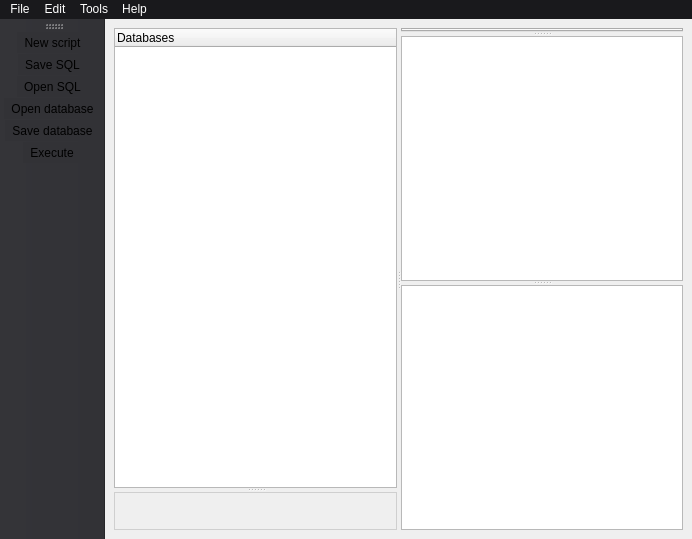
Above: mainwindow.ui from anachuri/dbmsClient before the change. Below: the same form after it.
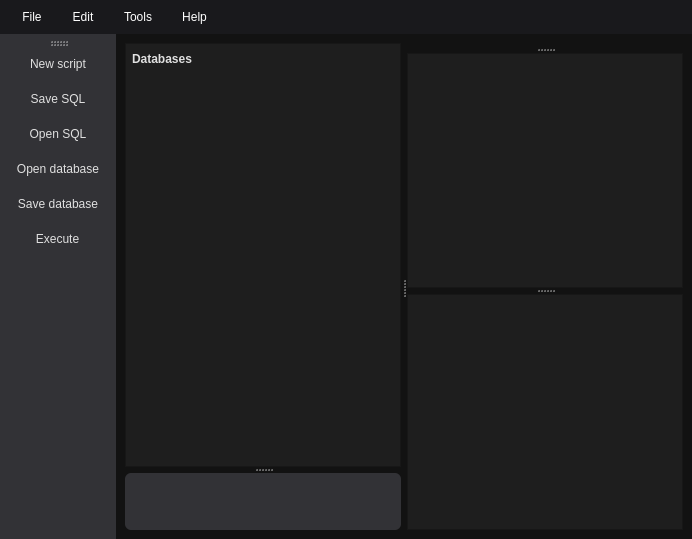
That is the form after the change. Icons and pictures are not drawn.

Commit message: agrego estilos css

```diff
--- a/mainwindow.ui
+++ b/mainwindow.ui
@@ -17,6 +17,239 @@
    <iconset resource="resources.qrc">
     <normaloff>:/img/database.png</normaloff>:/img/database.png</iconset>
   </property>
+  <property name="styleSheet">
+   <string notr="true">
+ /*==========================
+   BASE
+   ========================== */
+QMainWindow {
+  /* background-color: #121212;*/
+    color: #E0E0E0;
+    font-family: &quot;Roboto&quot;, &quot;Segoe UI&quot;, sans-serif;
+    font-size: 13px;
+}
+
+QWidget {
+    background-color: #121212;
+    color: #E0E0E0;
+}
+
+/* ==========================
+   MENU BAR
+   ========================== */
+QMenuBar {
+    background-color: #1E1E1E;
+    padding: 4px;
+}
+
+QMenuBar::item {
+    background: transparent;
+    padding: 6px 12px;
+}
+
+QMenuBar::item:selected {
+    background-color: #2C2C2C; /*cambiar color*/
+    border-radius: 4px;
+}
+
+QMenu {
+    background-color: #1E1E1E;
+    border: 1px solid #333;
+}
+
+QMenu::item {
+	padding-left:5px;
+    padding: 8px
+}
+QMenu::item:selected {
+    background-color: #3700B3;
+    color: white;
+}
+
+/* ==========================
+   TOOLBAR
+   ========================== */
+QToolBar {
+    background-color: #1E1E1E;
+    border: none;
+    spacing: 6px;
+    padding: 6px;
+}
+
+QToolButton {
+    background-color: transparent;
+    border-radius: 8px;
+    padding: 6px;
+}
+
+QToolButton:hover {
+    background-color: #2C2C2C;
+}
+
+QToolButton:pressed {
+    background-color: #3700B3;
+}
+
+/* ==========================
+   SPLITTER
+   ========================== */
+QSplitter::handle {
+    
+}
+
+QSplitter::handle:horizontal {
+    width: 6px;
+}
+
+QSplitter::handle:vertical {
+    height: 6px;
+}
+
+QSplitter::handle:hover {
+    background-color: #3700B3;
+}
+
+/* ==========================
+   TREE WIDGET (Databases)
+   ========================== */
+QTreeWidget {
+    background-color: #1E1E1E;
+    selection-background-color: transparent;
+   /* selection-color: #E0E0E0;*/
+    outline: 0;
+}
+
+QTreeWidget::item {
+    padding: 6px;
+    border-radius: 6px;
+}
+
+/* Selección */
+QTreeWidget::item:selected,
+QTreeWidget::item:!active:selected {
+    background: transparent;
+    /*color: #E0E0E0;*/
+}
+
+/* Hover */
+QTreeWidget::item:hover {
+    background: transparent;
+}
+
+/* Expandido */
+QTreeWidget::item:has-children:open {
+    background: transparent;
+}
+
+/* Rama (MUY IMPORTANTE) 
+QTreeWidget::branch:selected,
+QTreeWidget::branch:!active:selected {
+    background: transparent;
+}*/
+
+QHeaderView::section {
+    background-color: #1E1E1E;
+    border: none;
+    padding: 6px;
+    font-weight: bold;
+}
+/* ==========================
+   TAB WIDGET
+   ========================== */
+QTabWidget::pane {
+    
+    background-color: #121212;
+}
+
+QTabBar::tab {
+    background-color: #1E1E1E;
+    padding: 8px 14px;
+    margin-right: 2px;
+    border-top-left-radius: 8px;
+    border-top-right-radius: 8px;
+}
+
+QTabBar::tab:selected {
+    background-color: #3700B3;
+    color: white;
+}
+
+QTabBar::tab:hover {
+    background-color: #2C2C2C;
+}
+
+/* ==========================
+   TABLE VIEW
+   ========================== */
+QTableView {
+    background-color: #1E1E1E;
+    
+    gridline-color: red;
+    selection-background-color: red;
+}
+
+QTableView::item {
+    padding: 6px;
+}
+
+QTableView::item:selected {
+    background-color: #3700B3;
+}
+
+/* ==========================
+   LIST WIDGET
+   ========================== */
+QListWidget {
+    background-color: #1E1E1E;
+   
+}
+
+QListWidget::item {
+    padding: 8px;
+    border-radius: 6px;
+}
+
+QListWidget::item:selected {
+    background-color: #3700B3;
+}
+
+QListWidget::item:hover {
+    background-color: #2C2C2C;
+}
+
+/* ==========================
+   LABEL (tableInfo)
+   ========================== */
+QLabel {
+    background-color: #1E1E1E;
+    border-radius: 6px;
+    padding: 6px;
+    color: #B0B0B0;
+}
+
+/* ==========================
+   SCROLLBAR
+   ========================== */
+QScrollBar:vertical {
+    background: #121212;
+    width: 10px;
+}
+
+QScrollBar::handle:vertical {
+    background: #2C2C2C;
+    border-radius: 5px;
+}
+
+QScrollBar::handle:vertical:hover {
+    background: #3700B3;
+}
+
+QScrollBar::add-line,
+QScrollBar::sub-line {
+    height: 0;
+}
+</string>
+  </property>
   <widget class="QWidget" name="centralwidget">
    <layout class="QGridLayout" name="gridLayout">
     <item row="0" column="0">
@@ -50,7 +283,7 @@
        </widget>
        <widget class="QLabel" name="tableInfo">
         <property name="styleSheet">
-         <string notr="true">border: 1px solid #cfcfcf;</string>
+         <string notr="true">background-color:#323236;</string>
         </property>
         <property name="text">
          <string/>
@@ -88,7 +321,7 @@
      <x>0</x>
      <y>0</y>
      <width>692</width>
-     <height>19</height>
+     <height>37</height>
     </rect>
    </property>
    <property name="styleSheet">
```
Left out of the diff: 2 changed lines with no effect on the pictures. The commit also changes 1 other file.
